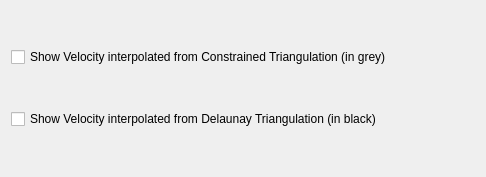
The window that src/qt-widgets/VelocityFieldCalculatorLayerOptionsWidgetUi.ui (GPlates/GPlates) describes before a commit, drawn with Qt 5.
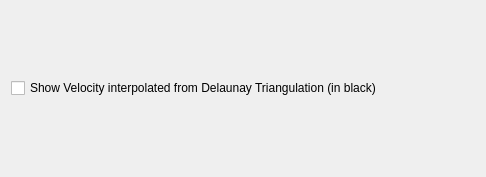
The same window after the commit.

```diff
--- a/src/qt-widgets/VelocityFieldCalculatorLayerOptionsWidgetUi.ui
+++ b/src/qt-widgets/VelocityFieldCalculatorLayerOptionsWidgetUi.ui
@@ -16,13 +16,6 @@
   <layout class="QHBoxLayout" name="horizontalLayout">
    <item>
     <layout class="QVBoxLayout" name="verticalLayout_2">
-     <item>
-      <widget class="QCheckBox" name="constrained_checkbox">
-       <property name="text">
-        <string>Show Velocity interpolated from Constrained Triangulation (in grey)</string>
-       </property>
-      </widget>
-     </item>
      <item>
       <widget class="QCheckBox" name="triangulation_checkbox">
        <property name="text">
```
Left out of the diff: 2 changed lines with no effect on the pictures.
